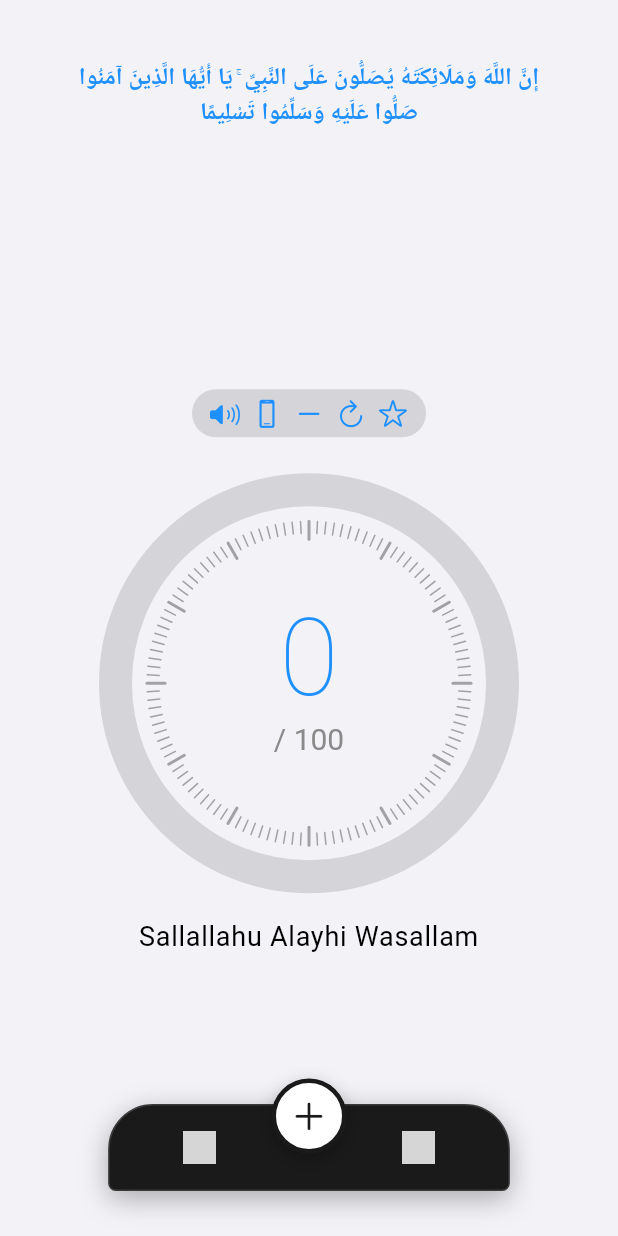
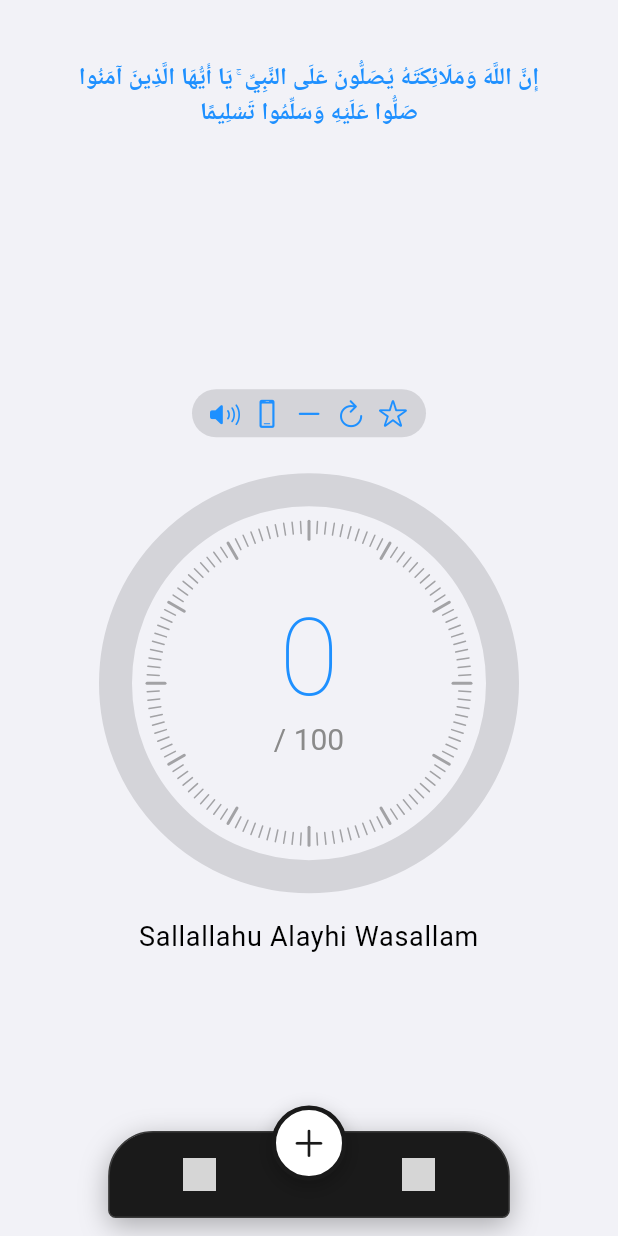
Before and after one commit to ahmed-sufi7/Digital-Tasbeeh, a Flutter app: the screen it shows after launch, on a phone screen of 412 x 824 dp. Run offline on Flutter 3.47's test engine with Material 3 defaults, Android fonts, the phone set to English and light mode, and no system bars; our stand-ins replace audioplayers, shared_preferences, sqflite, vibration; accounts and stored records are empty; Roboto replaces fonts that are missing (SF Pro Display); grey boxes are pictures that could not be loaded.

Commit message:
Navigation bar distance

```diff
--- a/digital_tasbeeh/lib/widgets/floating_navigation_bar.dart
+++ b/digital_tasbeeh/lib/widgets/floating_navigation_bar.dart
@@ -23,8 +23,13 @@ class FloatingNavigationBar extends StatelessWidget {
     const barHeight = 58.0;
     const totalHeight = 75.0;
 
+    // Get the bottom safe area to account for system navigation
+    final bottomSafeArea = MediaQuery.of(context).viewPadding.bottom;
+    // Always maintain 12px distance from system navigation bar
+    final bottomPosition = bottomSafeArea + 12.0;
+
     return Positioned(
-      bottom: 30.0, // 30dp from bottom center
+      bottom: bottomPosition,
       left: 0,
       right: 0,
       child: Center(
```
